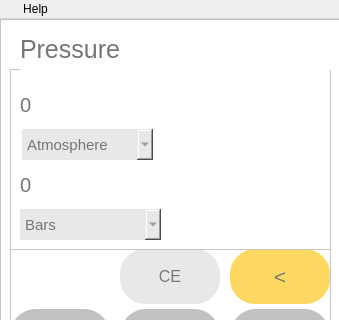
Qt form MyApp/Designing/light_theme_Pressure.ui (gursimarkaur999/Calculator) before a commit; both pictures show x 0 to 339 and y 0 to 320 of the 339 by 565 pixel window.
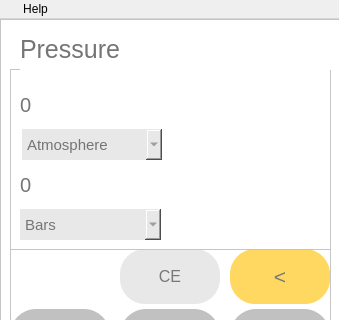
The same form after that commit. Icons and pictures are not drawn.

Diff of the .ui file:
```diff
--- a/MyApp/Designing/light_theme_Pressure.ui
+++ b/MyApp/Designing/light_theme_Pressure.ui
@@ -513,7 +513,7 @@
        <rect>
         <x>12</x>
         <y>60</y>
-        <width>131</width>
+        <width>140</width>
         <height>31</height>
        </rect>
       </property>
```
Left out of the diff: 1 changed line with no effect on the pictures.
